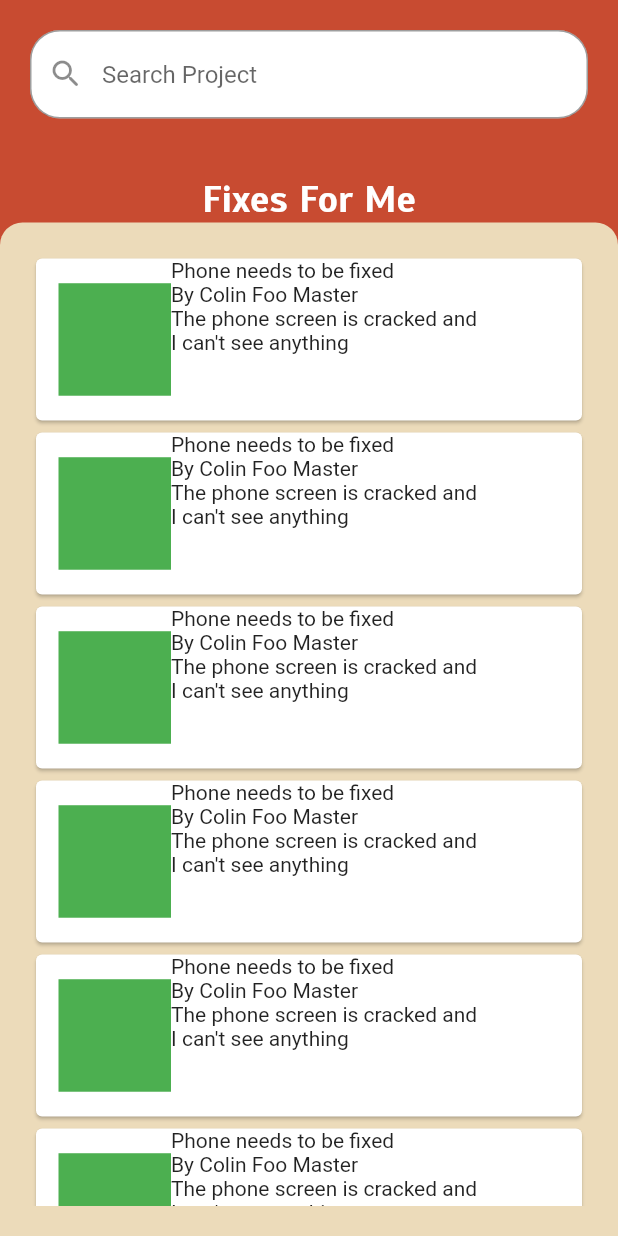
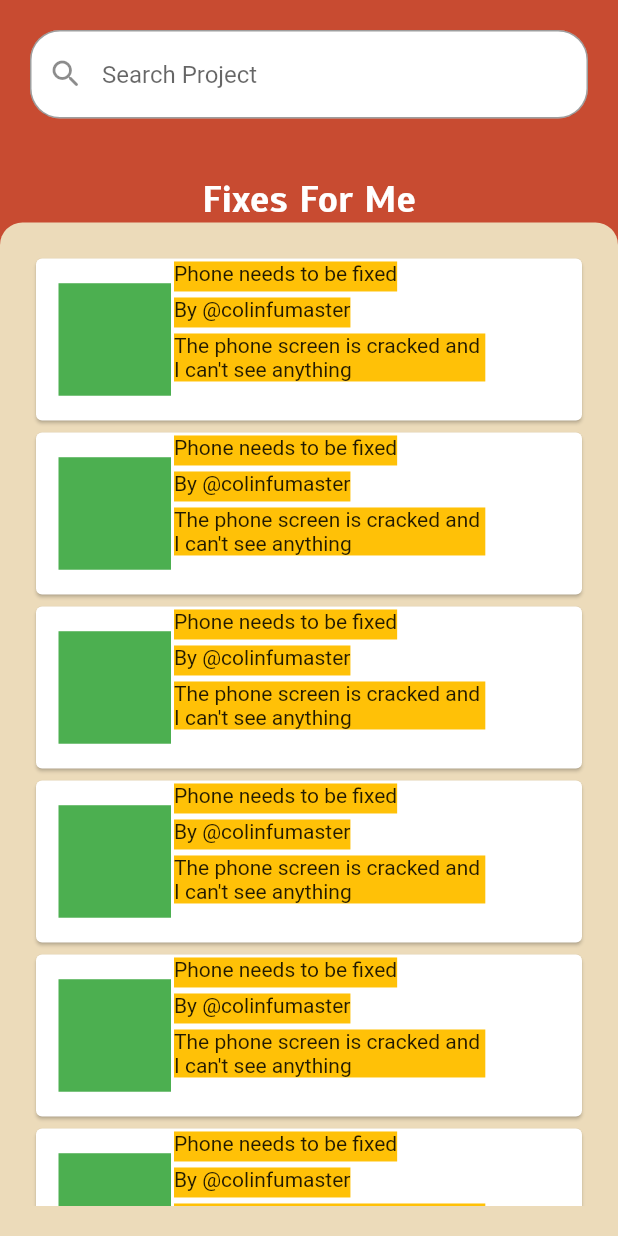
Before and after one commit to ColinACampbell/fix-it-up-app, a Flutter app: the UserHomeScreen screen opened by its route, on a phone screen of 412 x 824 dp. Run offline on Flutter 3.47's test engine with Material 2 defaults, Android fonts, the phone set to English and light mode, and no system bars.

Commit message:
Added Card

```diff
--- a/fixitup_mobile/lib/widgets/fix_list_card.dart
+++ b/fixitup_mobile/lib/widgets/fix_list_card.dart
@@ -6,11 +6,27 @@ class FixListCard extends StatefulWidget {
 }
 
 class _FixListCardState extends State<FixListCard> {
+  Widget buildTextContainer(String text, double height) {
+    return Flexible(
+      child: Container(
+        margin: EdgeInsets.all(2),
+        height: height,
+        color: Colors.amber,
+        child: Text(
+          text,
+          overflow: TextOverflow.ellipsis,
+        ),
+      ),
+    );
+  }
+
   @override
   Widget build(BuildContext context) {
     return Padding(
       padding: EdgeInsets.only(left: 20, right: 20),
+      // Actual Card
       child: Card(
+        // Enable border radius
         child: Container(
           decoration: BoxDecoration(
               borderRadius: BorderRadius.all(Radius.circular(10))),
@@ -32,10 +48,11 @@ class _FixListCardState extends State<FixListCard> {
                         mainAxisAlignment: MainAxisAlignment.start,
                         crossAxisAlignment: CrossAxisAlignment.start,
                         children: [
-                          Text("Phone needs to be fixed"),
-                          Text("By Colin Foo Master"),
-                          Text(
-                              "The phone screen is cracked and \nI can't see anything")
+                          buildTextContainer("Phone needs to be fixed", 20),
+                          buildTextContainer("By @colinfumaster", 20),
+                          buildTextContainer(
+                              "The phone screen is cracked and \nI can't see anything",
+                              100),
                         ],
                       ),
                     )
```
